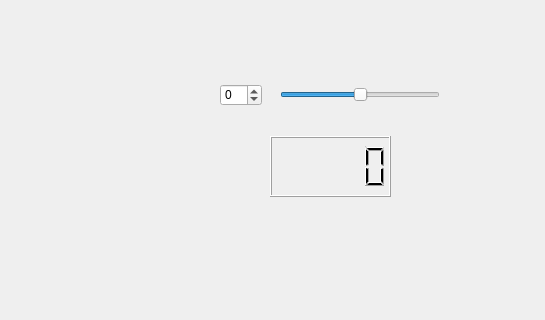
This is widget.ui in kem1005/spinbox as Qt 5 draws it before an edit; both pictures show x 0 to 545 and y 106 to 426 of the 800 by 600 pixel window. The edited form follows.
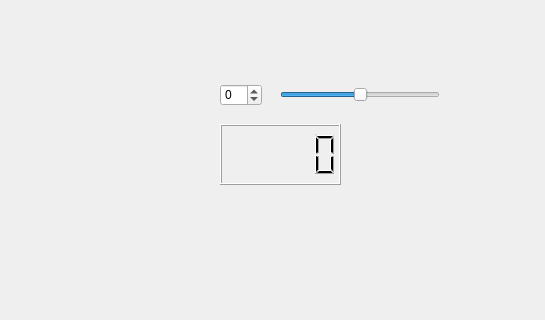
This is the edited form.

Commit message: Project completed

Diff of the .ui file:
```diff
--- a/widget.ui
+++ b/widget.ui
@@ -57,8 +57,8 @@
   <widget class="QLCDNumber" name="lcdNumber">
    <property name="geometry">
     <rect>
-     <x>270</x>
-     <y>242</y>
+     <x>220</x>
+     <y>230</y>
      <width>121</width>
      <height>61</height>
     </rect>
```
